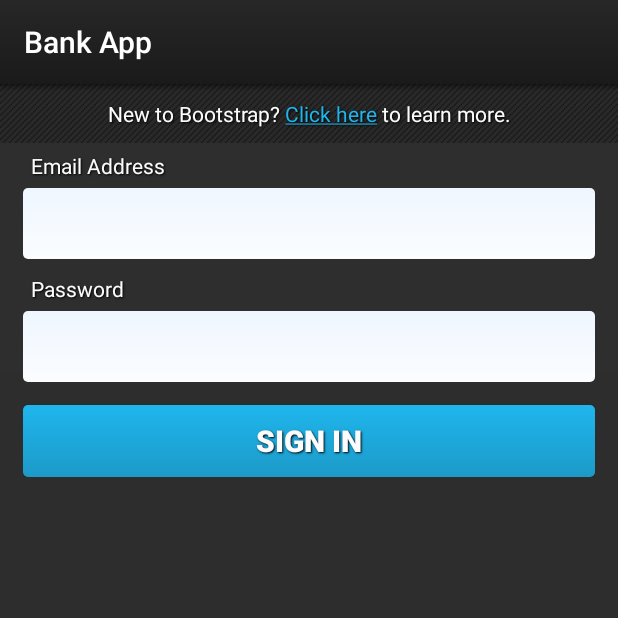
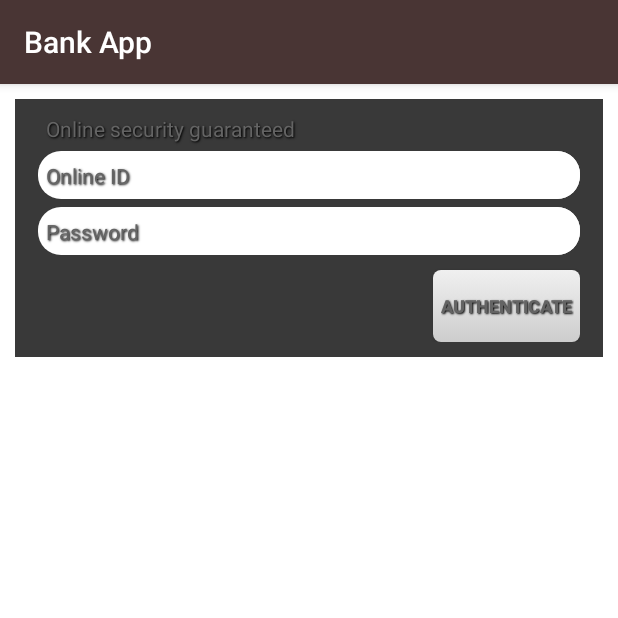
Before and after one commit to kkroo/bankapp, an Android app: the BootstrapAuthenticatorActivity screen opened directly, with no data from a screen before it, on a phone screen of 412 x 824 dp, the top half of it. Run offline under Robolectric (Android 15) with nearby library versions, the phone set to English and light mode, and no system bars; our stand-ins replace ButterKnife, Dagger/Hilt's generated code; libraries missing offline, so code that uses them is left out: com.github.kevinsawicki.wishlist; 9 statements that could not run were skipped.

Commit message:
fiddling with login screen

```diff
--- a/app/src/main/java/com/bank/reference/authenticator/BootstrapAuthenticatorActivity.java
+++ b/app/src/main/java/com/bank/reference/authenticator/BootstrapAuthenticatorActivity.java
@@ -136,8 +136,9 @@ public class BootstrapAuthenticatorActivity extends ActionBarAccountAuthenticato
 
         Views.inject(this);
 
-        emailText.setAdapter(new ArrayAdapter<String>(this,
-                simple_dropdown_item_1line, userEmailAccounts()));
+        // We don't want to save logins, rly..
+        //emailText.setAdapter(new ArrayAdapter<String>(this,
+                //simple_dropdown_item_1line, userEmailAccounts()));
 
         passwordText.setOnKeyListener(new OnKeyListener() {
 
@@ -166,19 +167,19 @@ public class BootstrapAuthenticatorActivity extends ActionBarAccountAuthenticato
         emailText.addTextChangedListener(watcher);
         passwordText.addTextChangedListener(watcher);
 
-        final TextView signUpText = (TextView) findViewById(id.tv_signup);
+/*        final TextView signUpText = (TextView) findViewById(id.tv_signup);
         signUpText.setMovementMethod(LinkMovementMethod.getInstance());
-        signUpText.setText(Html.fromHtml(getString(string.signup_link)));
+        signUpText.setText(Html.fromHtml(getString(string.signup_link)));*/
     }
 
-    private List<String> userEmailAccounts() {
+/*    private List<String> userEmailAccounts() {
         final Account[] accounts = accountManager.getAccountsByType("com.google");
         final List<String> emailAddresses = new ArrayList<String>(accounts.length);
         for (final Account account : accounts) {
             emailAddresses.add(account.name);
         }
         return emailAddresses;
-    }
+    }*/
 
     private TextWatcher validationTextWatcher() {
         return new TextWatcherAdapter() {
--- a/app/src/main/res/drawable/button_background_disabled.xml
+++ b/app/src/main/res/drawable/button_background_disabled.xml
@@ -7,6 +7,6 @@
         android:endColor="@color/button_background_disabled_end"
         android:startColor="@color/button_background_disabled_start" />
 
-    <corners android:radius="3dp" />
+    <corners android:radius="5dp" />
 
 </shape>
--- a/app/src/main/res/drawable/button_background_enabled.xml
+++ b/app/src/main/res/drawable/button_background_enabled.xml
@@ -7,6 +7,6 @@
         android:endColor="@color/button_background_enabled_end"
         android:startColor="@color/button_background_enabled_start" />
 
-    <corners android:radius="3dp" />
+    <corners android:radius="5dp" />
 
 </shape>
--- a/app/src/main/res/drawable/button_background_pressed.xml
+++ b/app/src/main/res/drawable/button_background_pressed.xml
@@ -7,6 +7,6 @@
             android:endColor="@color/button_background_pressed_end"
             android:startColor="@color/button_background_pressed_start" />
 
-    <corners android:radius="3dp" />
+    <corners android:radius="5dp" />
 
 </shape>
--- a/app/src/main/res/drawable/edit_text_background.xml
+++ b/app/src/main/res/drawable/edit_text_background.xml
@@ -7,6 +7,8 @@
         android:endColor="@color/edit_text_background_end"
         android:startColor="@color/edit_text_background_start" />
 
-    <corners android:radius="3dp" />
+    <corners android:radius="15dp" />
+
+
 
 </shape>
--- a/app/src/main/res/layout/login_activity.xml
+++ b/app/src/main/res/layout/login_activity.xml
@@ -6,22 +6,12 @@
     android:background="@drawable/main_background"
     android:orientation="vertical" >
 
-    <TextView
-        android:id="@+id/tv_signup"
-        style="@style/ShadowText"
+    <RelativeLayout
         android:layout_width="match_parent"
         android:layout_height="wrap_content"
-        android:background="@drawable/stripe_repeat"
-        android:gravity="center"
-        android:padding="5dp"
-        android:textAppearance="?android:attr/textAppearanceSmall"
-        android:textColor="@color/text"
-        android:textColorLink="@color/text_link" />
-
-    <ScrollView
-        android:layout_width="match_parent"
-        android:layout_height="0dp"
-        android:layout_weight="1" >
+        android:layout_weight="0.00"
+        android:background="@color/login_background"
+        android:layout_margin="10dip">
 
         <LinearLayout
             android:layout_width="match_parent"
@@ -30,16 +20,35 @@
             android:paddingBottom="10dp"
             android:paddingLeft="15dp"
             android:paddingRight="15dp"
-            android:paddingTop="5dp" >
+            android:paddingTop="10dp" >
 
             <TextView
                 style="@style/ShadowText"
-                android:layout_width="wrap_content"
+                android:layout_width="match_parent"
                 android:layout_height="wrap_content"
                 android:paddingBottom="5dp"
                 android:paddingLeft="5dp"
                 android:paddingRight="5dp"
-                android:text="@string/label_email_address"
+                android:text="@string/text_secure"
+                android:textAppearance="?android:attr/textAppearanceSmall"
+                android:textColor="@color/text" />
+
+            <LinearLayout
+                android:layout_width="fill_parent"
+                android:layout_height="wrap_content"
+                android:orientation="horizontal"
+                android:background="@drawable/edit_text_background"
+                android:layout_marginBottom="5dip"
+                >
+
+                <TextView
+                    style="@style/ShadowText"
+                    android:layout_width="80dip"
+                    android:layout_height="wrap_content"
+                    android:paddingBottom="5dp"
+                    android:paddingLeft="5dp"
+                    android:paddingRight="5dp"
+                    android:text="@string/label_online_id"
                     android:textAppearance="?android:attr/textAppearanceSmall"
                     android:textColor="@color/text" />
 
@@ -49,16 +58,24 @@
                     android:completionThreshold="1"
                     android:imeOptions="actionNext"
                     android:inputType="textEmailAddress"
+                    android:hint="Username"
                     android:nextFocusDown="@+id/et_password" />
+
+            </LinearLayout>
+            <LinearLayout
+                android:layout_width="fill_parent"
+                android:layout_height="wrap_content"
+                android:orientation="horizontal"
+                android:background="@drawable/edit_text_background"
+                >
 
                 <TextView
                         style="@style/ShadowText"
-                android:layout_width="wrap_content"
+                        android:layout_width="80dip"
                         android:layout_height="wrap_content"
                         android:paddingBottom="5dp"
                         android:paddingLeft="5dp"
                         android:paddingRight="5dp"
-                android:paddingTop="10dp"
                         android:text="@string/label_password"
                         android:textAppearance="?android:attr/textAppearanceSmall"
                         android:textColor="@color/text" />
@@ -67,24 +84,40 @@
                         android:id="@+id/et_password"
                         style="@style/SignInEditText"
                         android:imeOptions="actionDone"
+                        android:hint="Password"
                         android:inputType="textPassword"
                         android:password="true" />
+                </LinearLayout>
 
             <Button
                 android:id="@+id/b_signin"
                 style="@style/ShadowText"
-                android:layout_width="match_parent"
+                android:layout_width="wrap_content"
                 android:layout_height="match_parent"
-                android:layout_marginTop="15dp"
+                android:layout_marginTop="10dp"
+                android:layout_gravity="right"
                 android:background="@drawable/button_background_states"
                 android:gravity="center"
                 android:onClick="handleLogin"
-                android:padding="10dp"
-                android:text="@string/label_sign_in"
+                android:padding="5dp"
+                android:text="@string/label_authenticate"
                 android:textColor="@color/text"
-                android:textSize="20sp"
+                android:textSize="12sp"
                 android:textStyle="bold" />
         </LinearLayout>
-    </ScrollView>
+    </RelativeLayout>
+
+
+    <GridView xmlns:android="http://schemas.android.com/apk/res/android"
+        android:id="@+id/promos_grid"
+        android:layout_width="fill_parent"
+        android:layout_height="fill_parent"
+        android:numColumns="auto_fit"
+        android:columnWidth="150dip"
+        android:horizontalSpacing="10dp"
+        android:verticalSpacing="10dp"
+        android:gravity="center"
+        android:stretchMode="columnWidth"
+        android:layout_margin="10dip"></GridView>
 
 </LinearLayout>
--- a/app/src/main/res/values/colors.xml
+++ b/app/src/main/res/values/colors.xml
@@ -2,8 +2,8 @@
 
 <resources>
 
-    <color name="text">#FCFCFC</color>
-    <color name="text_light">#999999</color>
+    <color name="text">#ff646464</color>
+    <color name="text_light">#ff999999</color>
     <color name="text_inverted">#FFFFFF</color>
     <color name="text_title">#DFDFDF</color>
     <color name="pager_footer">#1fb6ed</color>
@@ -19,18 +19,18 @@
     <color name="header_background_end">#C3C3C3</color>
     <color name="header_background_top">#F9F9F9</color>
     <color name="header_background_bottom">#A7A7A7</color>
-    <color name="actionbar_background_start">#272727</color>
-    <color name="actionbar_background_end">#1A1A1A</color>
+    <color name="actionbar_background_start">#ff493534</color>
+    <color name="actionbar_background_end">#ff493534</color>
     <color name="bootstrap_divider_top">#000000</color>
     <color name="bootstrap_divider_bottom">#5A5A5A</color>
-    <color name="main_background_start">#2E2E2E</color>
-    <color name="main_background_end">#2C2C2C</color>
-    <color name="button_background_enabled_start">#1fb6ed</color>
-    <color name="button_background_enabled_end">#1c9ac8</color>
+    <color name="main_background_start">#ffffffff</color>
+    <color name="main_background_end">#ffffffff</color>
+    <color name="button_background_enabled_start">#fff0f0f0</color>
+    <color name="button_background_enabled_end">#ffcdcdcd</color>
     <color name="button_background_pressed_start">#f76500</color>
     <color name="button_background_pressed_end">#fb812c</color>
-    <color name="edit_text_background_start">#EFF6FF</color>
-    <color name="edit_text_background_end">#FBFDFF</color>
+    <color name="edit_text_background_start">#FFFFFFFF</color>
+    <color name="edit_text_background_end">#FFFFFFFF</color>
     <color name="button_background_disabled_start">#7b7b7b</color>
     <color name="button_background_disabled_end">#646464</color>
     <color name="text_shadow">#000000</color>
@@ -44,4 +44,5 @@
     <color name="dark_grey">#1f1f1f</color>
     <color name="navigation_drawer_item_separator">#c2c2c2</color>
 
+    <color name="login_background">#ff393939</color>
 </resources>
--- a/app/src/main/res/values/strings.xml
+++ b/app/src/main/res/values/strings.xml
@@ -23,12 +23,11 @@
     <string name="choose">Choose</string>
 
     <!-- AuthenticatorActivity -->
-    <string name="label_email_address">Email Address</string>
+    <string name="label_online_id">Online ID</string>
     <string name="label_password">Password</string>
-    <string name="label_sign_in">Sign In</string>
+    <string name="label_authenticate">Authenticate</string>
     <string name="message_signing_in">Signing in…</string>
     <string name="blank_field_warning">Please populate this field</string>
-    <string name="signup_link">New to Bootstrap? &lt;a href=http://www.androidbootstrap.com>Click here&lt;/a> to learn more.</string>
     <string name="message_bad_credentials">Email Address or Password is incorrect</string>
     <string name="message_auth_failed">Please enter a valid password</string>
     <string name="message_auth_failed_new_account">Please enter a valid email address &amp; password</string>
@@ -44,5 +43,7 @@
     <string name="navigation_drawer_close">Drawer Close</string>
     <string name="title_home">Home</string>
 
+    <string name="text_secure">Online security guaranteed</string>
+
 
 </resources>
--- a/app/src/main/res/values/styles.xml
+++ b/app/src/main/res/values/styles.xml
@@ -9,10 +9,10 @@
         <item name="android:capitalize">none</item>
         <item name="android:scrollHorizontally">true</item>
         <item name="android:singleLine">true</item>
-        <item name="android:padding">10dp</item>
+        <item name="android:padding">5dp</item>
         <item name="android:textColor">@color/table_text</item>
         <item name="android:textCursorDrawable">@drawable/edit_text_cursor</item>
-        <item name="android:textSize">20sp</item>
+        <item name="android:textSize">15sp</item>
         <item name="android:background">@drawable/edit_text_background</item>
     </style>
 
```
Lines whose indentation alone changed are shown as unchanged.
